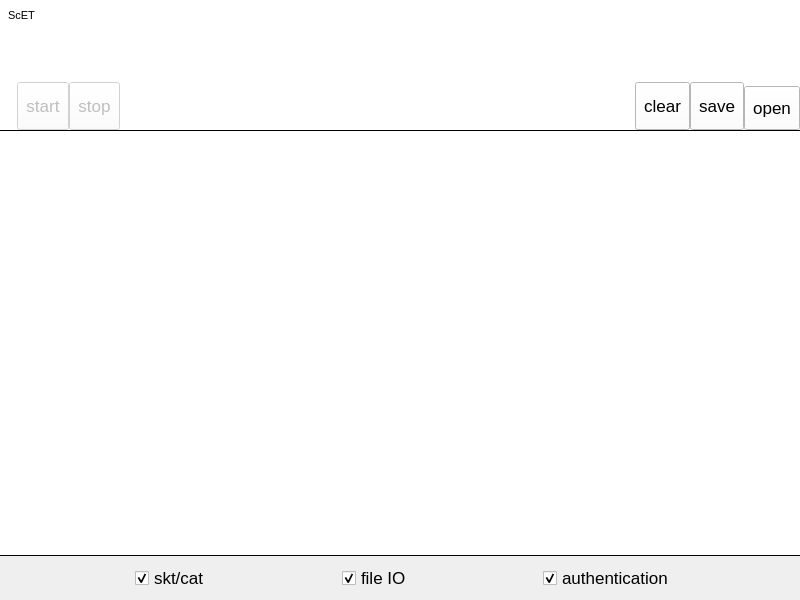
The window that ScET/Windows/MainWindow.ui (mourke/SIM-Card-Emulator-Tool) describes before a commit, drawn with Qt 5.
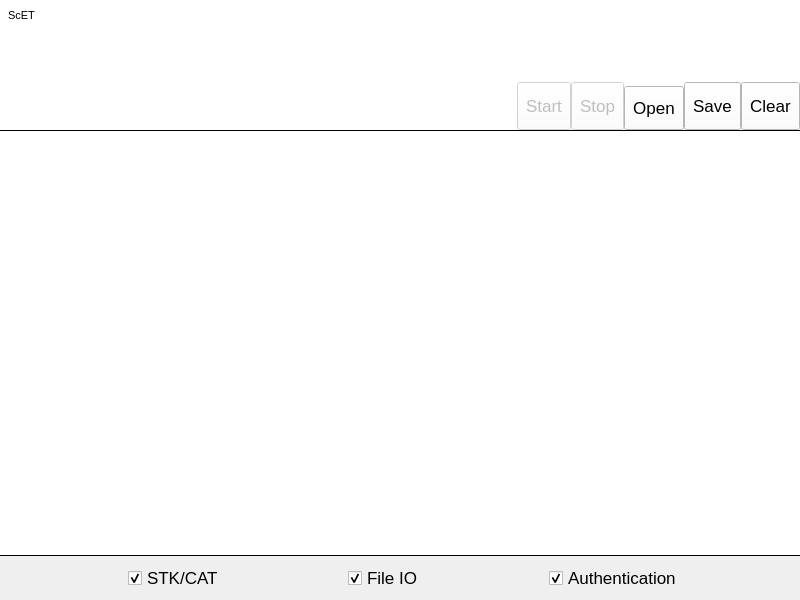
The same window after the commit. Icons and pictures are not drawn. Custom widgets are drawn as their Qt base class.

What changed in the file:
```diff
--- a/ScET/Windows/MainWindow.ui
+++ b/ScET/Windows/MainWindow.ui
@@ -324,7 +324,7 @@
           <string>Start</string>
          </property>
          <property name="text">
-          <string>start</string>
+          <string>Start</string>
          </property>
          <property name="icon">
           <iconset resource="../Resources/ScET.qrc">
@@ -373,7 +373,7 @@
           <string>Stop</string>
          </property>
          <property name="text">
-          <string>stop</string>
+          <string>Stop</string>
          </property>
          <property name="icon">
           <iconset resource="../Resources/ScET.qrc">
@@ -393,127 +393,6 @@
          </property>
         </widget>
        </item>
-       <item>
-        <spacer name="horizontalSpacer">
-         <property name="orientation">
-          <enum>Qt::Horizontal</enum>
-         </property>
-         <property name="sizeHint" stdset="0">
-          <size>
-           <width>40</width>
-           <height>20</height>
-          </size>
-         </property>
-        </spacer>
-       </item>
-       <item alignment="Qt::AlignBottom">
-        <widget class="SegmentedControl" name="segmentedControl" native="true">
-         <property name="font">
-          <font>
-           <pointsize>13</pointsize>
-          </font>
-         </property>
-        </widget>
-       </item>
-       <item>
-        <spacer name="horizontalSpacer_2">
-         <property name="orientation">
-          <enum>Qt::Horizontal</enum>
-         </property>
-         <property name="sizeHint" stdset="0">
-          <size>
-           <width>40</width>
-           <height>20</height>
-          </size>
-         </property>
-        </spacer>
-       </item>
-       <item alignment="Qt::AlignBottom">
-        <widget class="ToolBarButton" name="clearButton">
-         <property name="sizePolicy">
-          <sizepolicy hsizetype="Fixed" vsizetype="Fixed">
-           <horstretch>0</horstretch>
-           <verstretch>0</verstretch>
-          </sizepolicy>
-         </property>
-         <property name="minimumSize">
-          <size>
-           <width>48</width>
-           <height>48</height>
-          </size>
-         </property>
-         <property name="font">
-          <font>
-           <pointsize>13</pointsize>
-          </font>
-         </property>
-         <property name="toolTip">
-          <string>Clear</string>
-         </property>
-         <property name="text">
-          <string>clear</string>
-         </property>
-         <property name="icon">
-          <iconset resource="../Resources/ScET.qrc">
-           <normaloff>:/Windows/Clear</normaloff>:/Windows/Clear</iconset>
-         </property>
-         <property name="iconSize">
-          <size>
-           <width>28</width>
-           <height>28</height>
-          </size>
-         </property>
-         <property name="toolButtonStyle">
-          <enum>Qt::ToolButtonTextUnderIcon</enum>
-         </property>
-         <property name="flat" stdset="0">
-          <bool>true</bool>
-         </property>
-        </widget>
-       </item>
-       <item alignment="Qt::AlignBottom">
-        <widget class="ToolBarButton" name="saveButton">
-         <property name="sizePolicy">
-          <sizepolicy hsizetype="Fixed" vsizetype="Fixed">
-           <horstretch>0</horstretch>
-           <verstretch>0</verstretch>
-          </sizepolicy>
-         </property>
-         <property name="minimumSize">
-          <size>
-           <width>48</width>
-           <height>48</height>
-          </size>
-         </property>
-         <property name="font">
-          <font>
-           <pointsize>13</pointsize>
-          </font>
-         </property>
-         <property name="toolTip">
-          <string>Save</string>
-         </property>
-         <property name="text">
-          <string>save</string>
-         </property>
-         <property name="icon">
-          <iconset resource="../Resources/ScET.qrc">
-           <normaloff>:/Windows/Save</normaloff>:/Windows/Save</iconset>
-         </property>
-         <property name="iconSize">
-          <size>
-           <width>28</width>
-           <height>28</height>
-          </size>
-         </property>
-         <property name="toolButtonStyle">
-          <enum>Qt::ToolButtonTextUnderIcon</enum>
-         </property>
-         <property name="flat" stdset="0">
-          <bool>true</bool>
-         </property>
-        </widget>
-       </item>
        <item alignment="Qt::AlignBottom">
         <widget class="ToolBarButton" name="openButton">
          <property name="sizePolicy">
@@ -537,7 +416,7 @@
           <string>Open</string>
          </property>
          <property name="text">
-          <string>open</string>
+          <string>Open</string>
          </property>
          <property name="icon">
           <iconset resource="../Resources/ScET.qrc">
@@ -557,6 +436,92 @@
          </property>
         </widget>
        </item>
+       <item alignment="Qt::AlignBottom">
+        <widget class="ToolBarButton" name="saveButton">
+         <property name="sizePolicy">
+          <sizepolicy hsizetype="Fixed" vsizetype="Fixed">
+           <horstretch>0</horstretch>
+           <verstretch>0</verstretch>
+          </sizepolicy>
+         </property>
+         <property name="minimumSize">
+          <size>
+           <width>48</width>
+           <height>48</height>
+          </size>
+         </property>
+         <property name="font">
+          <font>
+           <pointsize>13</pointsize>
+          </font>
+         </property>
+         <property name="toolTip">
+          <string>Save</string>
+         </property>
+         <property name="text">
+          <string>Save</string>
+         </property>
+         <property name="icon">
+          <iconset resource="../Resources/ScET.qrc">
+           <normaloff>:/Windows/Save</normaloff>:/Windows/Save</iconset>
+         </property>
+         <property name="iconSize">
+          <size>
+           <width>28</width>
+           <height>28</height>
+          </size>
+         </property>
+         <property name="toolButtonStyle">
+          <enum>Qt::ToolButtonTextUnderIcon</enum>
+         </property>
+         <property name="flat" stdset="0">
+          <bool>true</bool>
+         </property>
+        </widget>
+       </item>
+       <item alignment="Qt::AlignBottom">
+        <widget class="ToolBarButton" name="clearButton">
+         <property name="sizePolicy">
+          <sizepolicy hsizetype="Fixed" vsizetype="Fixed">
+           <horstretch>0</horstretch>
+           <verstretch>0</verstretch>
+          </sizepolicy>
+         </property>
+         <property name="minimumSize">
+          <size>
+           <width>48</width>
+           <height>48</height>
+          </size>
+         </property>
+         <property name="font">
+          <font>
+           <pointsize>13</pointsize>
+          </font>
+         </property>
+         <property name="toolTip">
+          <string>Clear</string>
+         </property>
+         <property name="text">
+          <string>Clear</string>
+         </property>
+         <property name="icon">
+          <iconset resource="../Resources/ScET.qrc">
+           <normaloff>:/Windows/Clear</normaloff>:/Windows/Clear</iconset>
+         </property>
+         <property name="iconSize">
+          <size>
+           <width>28</width>
+           <height>28</height>
+          </size>
+         </property>
+         <property name="toolButtonStyle">
+          <enum>Qt::ToolButtonTextUnderIcon</enum>
+         </property>
+         <property name="flat" stdset="0">
+          <bool>true</bool>
+         </property>
+        </widget>
+       </item>
       </layout>
      </widget>
     </item>
@@ -814,7 +779,7 @@
           </font>
          </property>
          <property name="text">
-          <string>skt/cat</string>
+          <string>STK/CAT</string>
          </property>
          <property name="checked">
           <bool>true</bool>
@@ -845,7 +810,7 @@
           </font>
          </property>
          <property name="text">
-          <string>file IO</string>
+          <string>File IO</string>
          </property>
          <property name="checked">
           <bool>true</bool>
@@ -873,7 +838,7 @@
           </font>
          </property>
          <property name="text">
-          <string>authentication</string>
+          <string>Authentication</string>
          </property>
          <property name="iconSize">
           <size>
```
Left out of the diff: 35 changed lines with no effect on the pictures.
